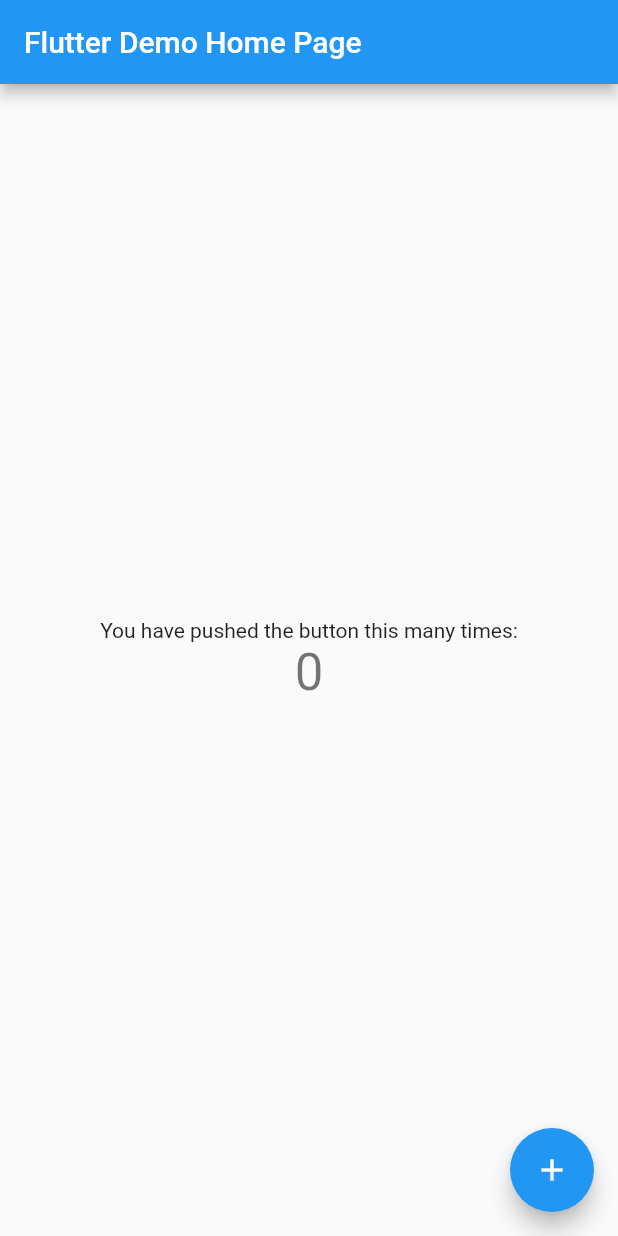
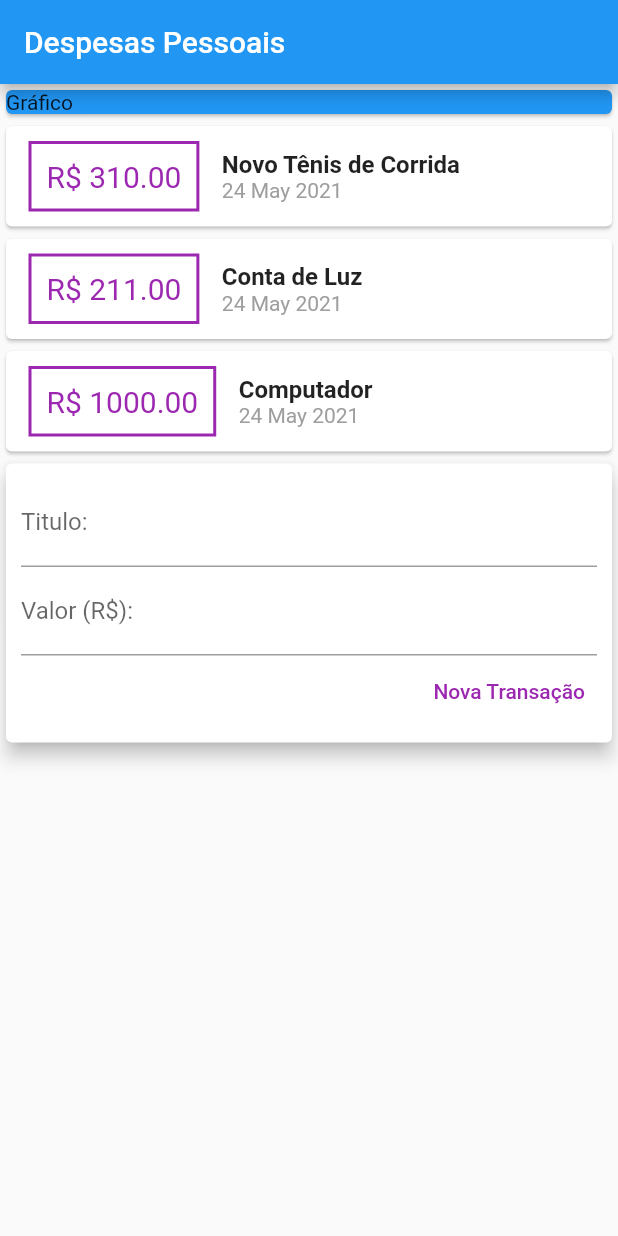
Before and after one commit to FrancimarioAraujo/despesasPessoais, a Flutter app: the screen it shows after launch, on a phone screen of 412 x 824 dp. Run offline on Flutter 3.47's test engine with Material 2 defaults, Android fonts, the light colour scheme and no system bars.

Commit message:
some adjustments

```diff
--- a/lib/main.dart
+++ b/lib/main.dart
@@ -1,113 +1,127 @@
+import 'package:despesaspessoais/models/transaction.dart';
 import 'package:flutter/material.dart';
+import 'package:intl/intl.dart';
 
-void main() {
-  runApp(MyApp());
-}
+main() => runApp(ExpensesApp());
 
-class MyApp extends StatelessWidget {
-  // This widget is the root of your application.
+class ExpensesApp extends StatelessWidget {
   @override
   Widget build(BuildContext context) {
     return MaterialApp(
-      title: 'Flutter Demo',
-      theme: ThemeData(
-        // This is the theme of your application.
-        //
-        // Try running your application with "flutter run". You'll see the
-        // application has a blue toolbar. Then, without quitting the app, try
-        // changing the primarySwatch below to Colors.green and then invoke
-        // "hot reload" (press "r" in the console where you ran "flutter run",
-        // or simply save your changes to "hot reload" in a Flutter IDE).
-        // Notice that the counter didn't reset back to zero; the application
-        // is not restarted.
-        primarySwatch: Colors.blue,
-      ),
-      home: MyHomePage(title: 'Flutter Demo Home Page'),
+      home: MyHomePage(),
     );
   }
 }
 
-class MyHomePage extends StatefulWidget {
-  MyHomePage({Key key, this.title}) : super(key: key);
-
-  // This widget is the home page of your application. It is stateful, meaning
-  // that it has a State object (defined below) that contains fields that affect
-  // how it looks.
-
-  // This class is the configuration for the state. It holds the values (in this
-  // case the title) provided by the parent (in this case the App widget) and
-  // used by the build method of the State. Fields in a Widget subclass are
-  // always marked "final".
-
-  final String title;
-
-  @override
-  _MyHomePageState createState() => _MyHomePageState();
-}
-
-class _MyHomePageState extends State<MyHomePage> {
-  int _counter = 0;
-
-  void _incrementCounter() {
-    setState(() {
-      // This call to setState tells the Flutter framework that something has
-      // changed in this State, which causes it to rerun the build method below
-      // so that the display can reflect the updated values. If we changed
-      // _counter without calling setState(), then the build method would not be
-      // called again, and so nothing would appear to happen.
-      _counter++;
-    });
-  }
-
+class MyHomePage extends StatelessWidget {
+  final _transactions = [
+    Transaction(
+        id: "t1",
+        title: "Novo Tênis de Corrida",
+        date: DateTime.now(),
+        value: 310),
+    Transaction(
+        id: "t2", title: "Conta de Luz", date: DateTime.now(), value: 211),
+    Transaction(
+        id: "t3", title: "Computador", date: DateTime.now(), value: 1000),
+  ];
   @override
   Widget build(BuildContext context) {
-    // This method is rerun every time setState is called, for instance as done
-    // by the _incrementCounter method above.
-    //
-    // The Flutter framework has been optimized to make rerunning build methods
-    // fast, so that you can just rebuild anything that needs updating rather
-    // than having to individually change instances of widgets.
     return Scaffold(
       appBar: AppBar(
-        // Here we take the value from the MyHomePage object that was created by
-        // the App.build method, and use it to set our appbar title.
-        title: Text(widget.title),
+        title: Text("Despesas Pessoais"),
       ),
-      body: Center(
-        // Center is a layout widget. It takes a single child and positions it
-        // in the middle of the parent.
-        child: Column(
-          // Column is also a layout widget. It takes a list of children and
-          // arranges them vertically. By default, it sizes itself to fit its
-          // children horizontally, and tries to be as tall as its parent.
-          //
-          // Invoke "debug painting" (press "p" in the console, choose the
-          // "Toggle Debug Paint" action from the Flutter Inspector in Android
-          // Studio, or the "Toggle Debug Paint" command in Visual Studio Code)
-          // to see the wireframe for each widget.
-          //
-          // Column has various properties to control how it sizes itself and
-          // how it positions its children. Here we use mainAxisAlignment to
-          // center the children vertically; the main axis here is the vertical
-          // axis because Columns are vertical (the cross axis would be
-          // horizontal).
-          mainAxisAlignment: MainAxisAlignment.center,
-          children: <Widget>[
-            Text(
-              'You have pushed the button this many times:',
+      body: Column(
+        children: [
+          Container(
+            width: double.infinity,
+            child: Card(
+              color: Colors.blue,
+              child: Text("Gráfico"),
             ),
-            Text(
-              '$_counter',
-              style: Theme.of(context).textTheme.headline4,
+          ),
+          Column(
+            children: _transactions.map((transaction) {
+              return Card(
+                child: Row(children: [
+                  Container(
+                    margin: EdgeInsets.symmetric(
+                      horizontal: 15,
+                      vertical: 10,
+                    ),
+                    decoration: BoxDecoration(
+                      border: Border.all(
+                        color: Colors.purple,
+                        width: 2,
+                      ),
+                    ),
+                    padding: EdgeInsets.all(10),
+                    child: Text(
+                      'R\$ ${transaction.value.toStringAsFixed(2)}',
+                      style: TextStyle(
+                        fontSize: 20,
+                        color: Colors.purple,
+                      ),
+                    ),
+                  ),
+                  Column(
+                    crossAxisAlignment: CrossAxisAlignment.start,
+                    children: [
+                      Text(
+                        transaction.title,
+                        style: TextStyle(
+                          fontSize: 16,
+                          fontWeight: FontWeight.bold,
+                        ),
+                      ),
+                      Text(
+                        DateFormat('d MMM y').format(transaction.date),
+                        style: TextStyle(
+                          color: Colors.grey,
+                        ),
+                      ),
+                    ],
+                  )
+                ]),
+              );
+            }).toList(),
+          ),
+          Card(
+            elevation: 5.0,
+            child: Padding(
+              padding: const EdgeInsets.all(10.0),
+              child: Column(
+                children: [
+                  TextField(
+                    decoration: InputDecoration(
+                      labelText: "Titulo:",
+                    ),
+                  ),
+                  TextField(
+                    decoration: InputDecoration(
+                      labelText: "Valor (R\$): ",
+                    ),
+                  ),
+                  Row(
+                    mainAxisAlignment: MainAxisAlignment.end,
+                    children: [
+                      TextButton(
+                        onPressed: () {},
+                        child: Text(
+                          "Nova Transação",
+                          style: TextStyle(
+                            color: Colors.purple,
+                          ),
+                        ),
+                      ),
+                    ],
+                  )
+                ],
+              ),
             ),
-          ],
-        ),
+          )
+        ],
       ),
-      floatingActionButton: FloatingActionButton(
-        onPressed: _incrementCounter,
-        tooltip: 'Increment',
-        child: Icon(Icons.add),
-      ), // This trailing comma makes auto-formatting nicer for build methods.
     );
   }
 }
--- /dev/null
+++ b/lib/models/transaction.dart
@@ -0,0 +1,14 @@
+import 'package:flutter/foundation.dart';
+
+class Transaction {
+  final String id;
+  final String title;
+  final DateTime date;
+  final double value;
+
+  Transaction(
+      {@required this.id,
+      @required this.title,
+      @required this.date,
+      @required this.value});
+}
--- a/pubspec.yaml
+++ b/pubspec.yaml
@@ -23,6 +23,7 @@
 dependencies:
   flutter:
     sdk: flutter
+  intl: ^0.17.0
 
 
   # The following adds the Cupertino Icons font to your application.
```
Also changed, not shown: pubspec.lock.
